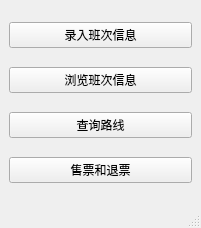
Silvernoon/FlightManageSystem, file source/MainWindow.ui: the form before one commit.
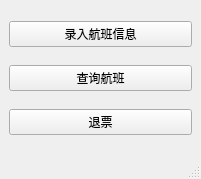
The form after the commit.

What changed in the file:
```diff
--- a/source/MainWindow.ui
+++ b/source/MainWindow.ui
@@ -7,7 +7,7 @@
     <x>0</x>
     <y>0</y>
     <width>201</width>
-    <height>228</height>
+    <height>179</height>
    </rect>
   </property>
   <property name="windowTitle">
@@ -18,28 +18,21 @@
     <item row="0" column="0">
      <widget class="QPushButton" name="add">
       <property name="text">
-       <string>录入班次信息</string>
-      </property>
-     </widget>
-    </item>
-    <item row="1" column="0">
-     <widget class="QPushButton" name="list">
-      <property name="text">
-       <string>浏览班次信息</string>
+       <string>录入航班信息</string>
       </property>
      </widget>
     </item>
     <item row="2" column="0">
-     <widget class="QPushButton" name="query">
-      <property name="text">
-       <string>查询路线</string>
-      </property>
-     </widget>
-    </item>
-    <item row="3" column="0">
      <widget class="QPushButton" name="sell">
       <property name="text">
-       <string>售票和退票</string>
+       <string>退票</string>
+      </property>
+     </widget>
+    </item>
+    <item row="1" column="0">
+     <widget class="QPushButton" name="query">
+      <property name="text">
+       <string>查询航班</string>
       </property>
      </widget>
     </item>
```
Left out of the diff: 4 changed lines with no effect on the pictures.
